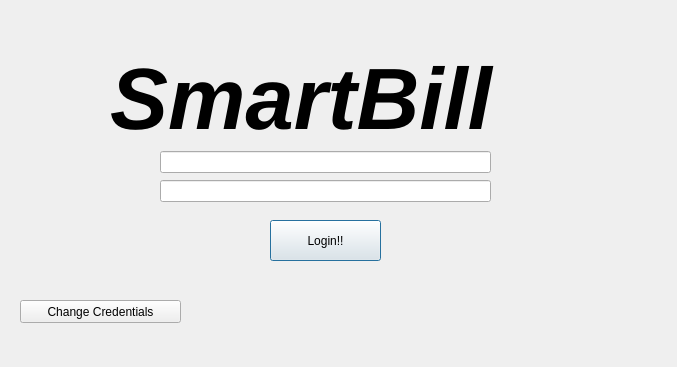
Qt form login.ui (spal02482/SmartBill) before a commit.
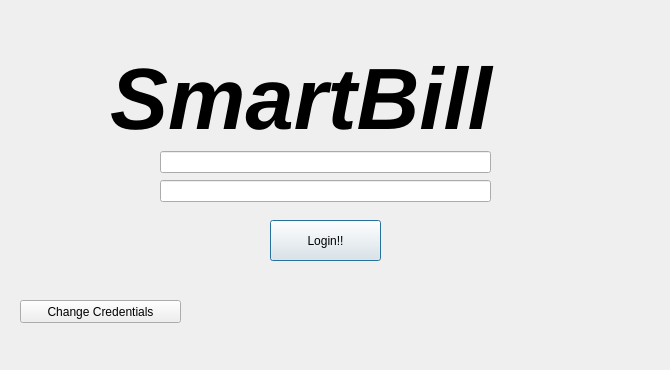
The same form after that commit. Icons and pictures are not drawn.

What changed in the file:
```diff
--- a/login.ui
+++ b/login.ui
@@ -6,8 +6,8 @@
    <rect>
     <x>0</x>
     <y>0</y>
-    <width>677</width>
-    <height>367</height>
+    <width>670</width>
+    <height>370</height>
    </rect>
   </property>
   <property name="windowTitle">
```
